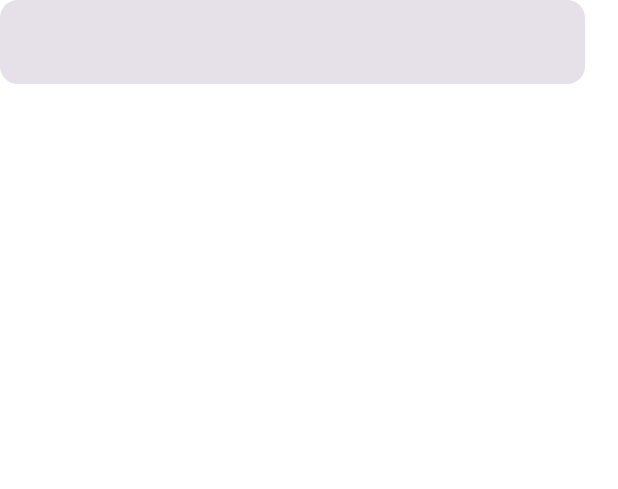
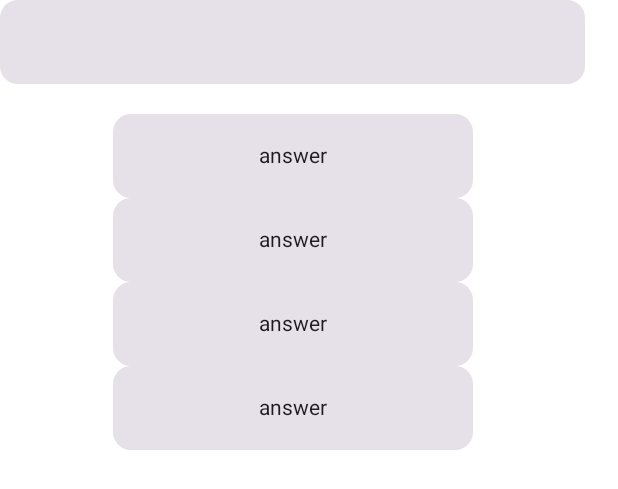
Before and after one commit to JensHuelsenbeck/Guizz, an Android app built with Jetpack Compose: the @Preview function QuizScreenPreview, on a phone screen of 412 x 824 dp. Shown: the top 489 px of the screen. Run offline under Robolectric (Android 15) with nearby library versions, the phone set to English and light mode, and no system bars.

Commit message:
quizmodels und quizviewmodel angelegt

```diff
--- a/app/src/main/java/com/example/guizz/ui/data/QuestionCatalogue.kt
+++ b/app/src/main/java/com/example/guizz/ui/data/QuestionCatalogue.kt
@@ -2,19 +2,31 @@ package com.example.guizz.ui.data
 
 
 import com.example.guizz.ui.model.Answer
-import com.example.guizz.ui.model.Difficulty
+
 import com.example.guizz.ui.model.Question
 
-val Questions = listOf<Question>(
+val easyQuestionList = listOf<Question>(
 
     Question(
-        text = "Was ist die Hauptstadt von Deutschland?",
+        text = "Wie heißt die Hauptstadt von Deutschland",
         answers = listOf(
-            "München" to false,
-            "Berlin" to true,
-            "Frankfurt" to false,
-            "Hamburg" to false
-        ),
-        difficulty = Difficulty.EINFACH
+            Answer(text = "Berlin", isRight = true),
+            Answer(text = "Hamburg", isRight = false),
+            Answer(text = "Bern", isRight = false),
+            Answer(text = "Madrid", isRight = false)
+        )
+    ),
+    Question(
+        text = "Wie heißt die Hauptstadt von Frankreich",
+        answers = listOf(
+            Answer(text = "Berlin", isRight = false),
+            Answer(text = "Hamburg", isRight = false),
+            Answer(text = "Bern", isRight = false),
+            Answer(text = "Paris", isRight = true)
+        )
     )
 )
+
+val mediumQuestionList = listOf<Question>()
+
+val hardQuestionList = listOf<Question>()
--- a/app/src/main/java/com/example/guizz/ui/model/Question.kt
+++ b/app/src/main/java/com/example/guizz/ui/model/Question.kt
@@ -2,10 +2,10 @@ package com.example.guizz.ui.model
 
 import java.util.UUID
 
-enum class Difficulty { EINFACH, MITTEL, SCHWER, SEHR_SCHWER }
+
 
 data class Question(
+    val id: UUID = UUID.randomUUID(),
     val text: String,
-    val answers: List<Pair<String, Boolean>>,
-    val difficulty: Difficulty
+    val answers: List<Answer>
 )
--- a/app/src/main/java/com/example/guizz/ui/viewmodel/QuizViewModel.kt
+++ b/app/src/main/java/com/example/guizz/ui/viewmodel/QuizViewModel.kt
@@ -1,12 +1,28 @@
 package com.example.guizz.ui.viewmodel
 
 import androidx.lifecycle.ViewModel
-import com.example.guizz.ui.data.Questions
+import androidx.lifecycle.viewModelScope
+import com.example.guizz.ui.data.easyQuestionList
 import kotlinx.coroutines.flow.MutableStateFlow
+import kotlinx.coroutines.flow.SharingStarted
 import kotlinx.coroutines.flow.asStateFlow
+import kotlinx.coroutines.flow.map
+import kotlinx.coroutines.flow.stateIn
 
 class QuizViewModel:ViewModel() {
 
-    private val _questions = MutableStateFlow(Questions)
-    val questions = _questions.asStateFlow()
+
+    private val _easyQuestions = MutableStateFlow(easyQuestionList)
+    // Liste aller einfachen Fragen
+    val easyQuestions = _easyQuestions.asStateFlow()
+    // Eine einzelne Frage
+    val easyQuestion = easyQuestions.map { questions ->
+        questions.random()
+    }.stateIn(
+        viewModelScope,
+        SharingStarted.WhileSubscribed(5000),
+        initialValue = easyQuestionList.random()
+    )
+
+
 }
--- a/app/src/main/java/com/example/guizz/ui/views/QuizScreen.kt
+++ b/app/src/main/java/com/example/guizz/ui/views/QuizScreen.kt
@@ -6,19 +6,20 @@ import androidx.compose.foundation.layout.height
 import androidx.compose.foundation.layout.padding
 import androidx.compose.foundation.layout.width
 import androidx.compose.foundation.lazy.LazyColumn
+import androidx.compose.foundation.lazy.items
 import androidx.compose.material3.Card
 import androidx.compose.material3.Text
 import androidx.compose.runtime.Composable
 import androidx.compose.runtime.collectAsState
+import androidx.compose.runtime.getValue
 import androidx.compose.ui.Alignment
 import androidx.compose.ui.Modifier
 import androidx.compose.ui.text.style.TextAlign
 import androidx.compose.ui.tooling.preview.Preview
 import androidx.compose.ui.unit.dp
 import androidx.lifecycle.viewmodel.compose.viewModel
+import com.example.guizz.ui.components.AnswerButton
 import com.example.guizz.ui.viewmodel.QuizViewModel
-import androidx.compose.runtime.getValue
-import androidx.compose.runtime.setValue
 
 @Composable
 fun QuizScreen(
@@ -27,7 +28,7 @@ fun QuizScreen(
 
 ) {
 
-    val quizQuestions by viewModel.questions.collectAsState()
+    val easyQuestion by viewModel.easyQuestion.collectAsState()
 
     Column(horizontalAlignment = Alignment.CenterHorizontally) {
         Card {
@@ -41,7 +42,12 @@ fun QuizScreen(
         }
         Spacer(Modifier.height(20.dp))
         LazyColumn {
+            items(easyQuestion.answers) { answer ->
+                AnswerButton(
+                    answer = answer,
+                    onClick = {})
 
+            }
         }
     }
 }
```
